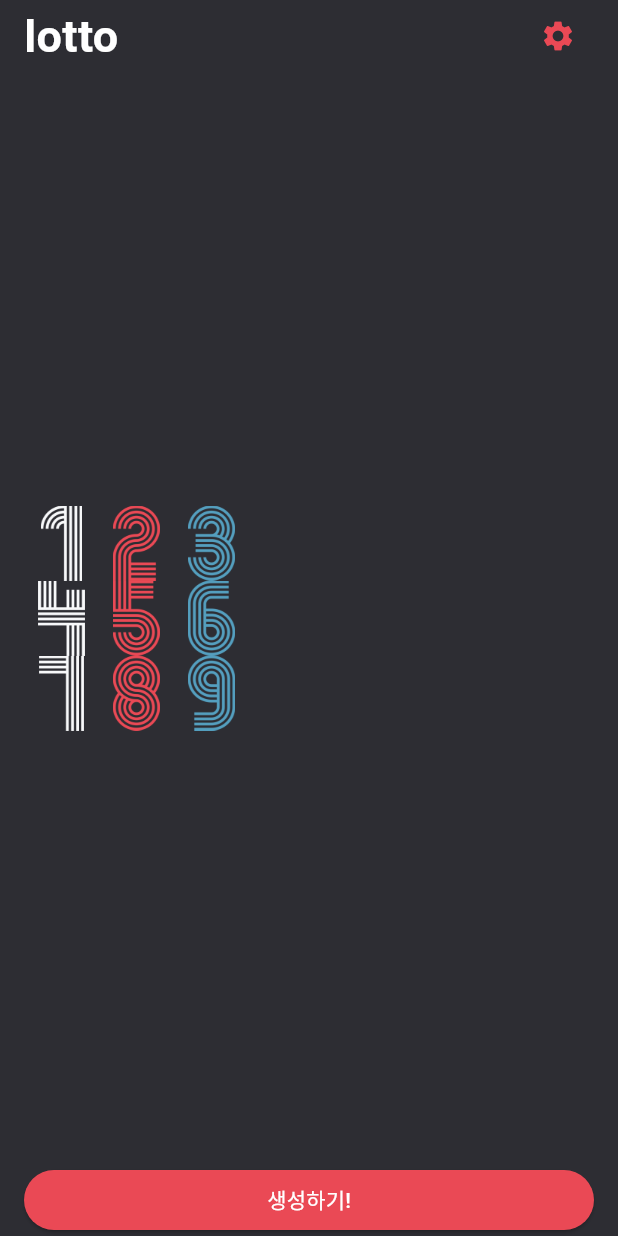
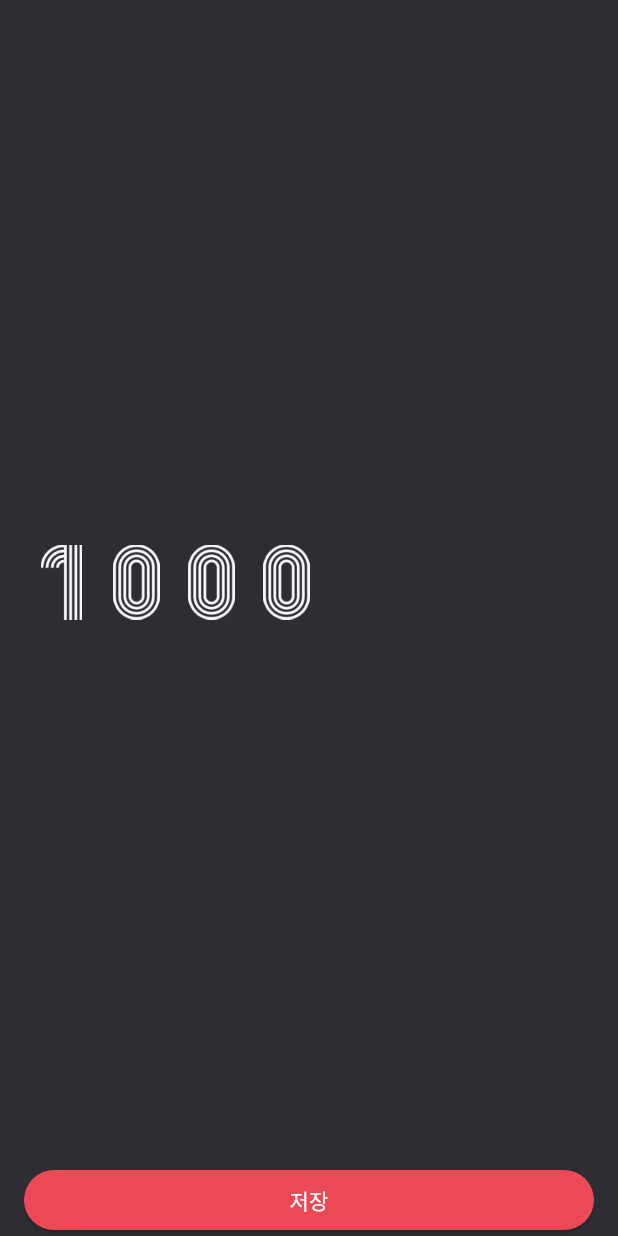
Before and after one commit to shinhash/flutter-rand_num, a Flutter app: the screen it shows after launch, after a tap on the "settings" icon, on a phone screen of 412 x 824 dp. Run offline on Flutter 3.47's test engine with Material 3 defaults, Android fonts, the phone set to English and light mode, and no system bars.

Commit message:
setting page add commit 20241014 shs

```diff
--- a/lib/screen/HomeScreen.dart
+++ b/lib/screen/HomeScreen.dart
@@ -1,6 +1,8 @@
 import 'package:flutter/material.dart';
 import 'package:random_number_generator/constant/color.dart';
 import 'dart:math';
+
+import 'package:random_number_generator/screen/settingScreen.dart';
 
 class HomeScreen extends StatefulWidget {
   const HomeScreen({super.key});
@@ -29,13 +31,19 @@ class _HomeScreenState extends State<HomeScreen> {
             crossAxisAlignment: CrossAxisAlignment.stretch,
             children: [
               /// title and icon button
-              _Header(),
+              _Header(
+                onPressSetting: settingIconClick,
+              ),
 
               /// number area
-              _Body(numbers: numbers,),
+              _Body(
+                numbers: numbers,
+              ),
 
               /// button area
-              _Footer(onPressed: generateRandomNumber,),
+              _Footer(
+                settingIconClick: generateRandomNumber,
+              ),
             ],
           ),
         ),
@@ -43,13 +51,13 @@ class _HomeScreenState extends State<HomeScreen> {
     );
   }
 
-  void generateRandomNumber (){
+  void generateRandomNumber() {
     final rand = Random();
     final Set<int> numSet = {};
 
-    while(numSet.length < 3){
+    while (numSet.length < 3) {
       final randNum = rand.nextInt(1000);
-      if(randNum >= 100){
+      if (randNum >= 100) {
         numSet.add(randNum);
       }
     }
@@ -58,10 +66,25 @@ class _HomeScreenState extends State<HomeScreen> {
       numbers = numSet.toList();
     });
   }
+
+  void settingIconClick() {
+    Navigator.of(context).push(
+      MaterialPageRoute(
+        builder: (BuildContext context){
+          return SettingScreen();
+        },
+      ),
+    );
+  }
 }
 
 class _Header extends StatefulWidget {
-  const _Header({super.key});
+  final VoidCallback onPressSetting;
+
+  const _Header({
+    super.key,
+    required this.onPressSetting,
+  });
 
   @override
   State<_Header> createState() => _HeaderState();
@@ -83,7 +106,7 @@ class _HeaderState extends State<_Header> {
         ),
         IconButton(
           color: redColor,
-          onPressed: () {},
+          onPressed: widget.onPressSetting,
           icon: Icon(
             Icons.settings,
           ),
@@ -131,9 +154,10 @@ class _BodyState extends State<_Body> {
 }
 
 class _Footer extends StatefulWidget {
-  final VoidCallback onPressed;
+  final VoidCallback settingIconClick;
+
   const _Footer({
-    required this.onPressed,
+    required this.settingIconClick,
     super.key,
   });
 
@@ -145,7 +169,7 @@ class _FooterState extends State<_Footer> {
   @override
   Widget build(BuildContext context) {
     return ElevatedButton(
-      onPressed: widget.onPressed,
+      onPressed: widget.settingIconClick,
       style: ElevatedButton.styleFrom(
         backgroundColor: redColor,
         foregroundColor: Colors.white,
--- /dev/null
+++ b/lib/screen/settingScreen.dart
@@ -0,0 +1,102 @@
+import 'package:flutter/material.dart';
+import 'package:random_number_generator/constant/color.dart';
+
+class SettingScreen extends StatefulWidget {
+  const SettingScreen({super.key});
+
+  @override
+  State<SettingScreen> createState() => _SettingScreenState();
+}
+
+class _SettingScreenState extends State<SettingScreen> {
+  double maxNumber = 1000;
+
+  @override
+  Widget build(BuildContext context) {
+    return Scaffold(
+        backgroundColor: primaryColor,
+        body: SafeArea(
+          child: Padding(
+            padding: const EdgeInsets.symmetric(
+              horizontal: 16,
+            ),
+            child: Column(
+              crossAxisAlignment: CrossAxisAlignment.stretch,
+              children: [
+                _Number(maxNumber: maxNumber,),
+                _Slider(),
+                _Button(),
+              ],
+            ),
+          ),
+        ));
+  }
+}
+
+class _Number extends StatefulWidget {
+  final double maxNumber;
+
+  const _Number({
+    super.key,
+    required this.maxNumber,
+  });
+
+  @override
+  State<_Number> createState() => _NumberState();
+}
+
+class _NumberState extends State<_Number> {
+  @override
+  Widget build(BuildContext context) {
+    return Expanded(
+      child: Container(
+        child: Row(
+          children: widget.maxNumber.toInt().toString().split('')
+              .map((number) => Image.asset(
+                    'asset/img/${number}.png',
+                    width: 50,
+                    height: 50,
+                  ))
+              .toList(),
+        ),
+      ),
+    );
+  }
+}
+
+class _Button extends StatefulWidget {
+  const _Button({super.key});
+
+  @override
+  State<_Button> createState() => _ButtonState();
+}
+
+class _ButtonState extends State<_Button> {
+  @override
+  Widget build(BuildContext context) {
+    return ElevatedButton(
+      style: ElevatedButton.styleFrom(
+        backgroundColor: redColor,
+        foregroundColor: Colors.white,
+      ),
+      onPressed: () {
+        Navigator.of(context).pop();
+      },
+      child: Text('저장'),
+    );
+  }
+}
+
+class _Slider extends StatefulWidget {
+  const _Slider({super.key});
+
+  @override
+  State<_Slider> createState() => _SliderState();
+}
+
+class _SliderState extends State<_Slider> {
+  @override
+  Widget build(BuildContext context) {
+    return Container();
+  }
+}
```
